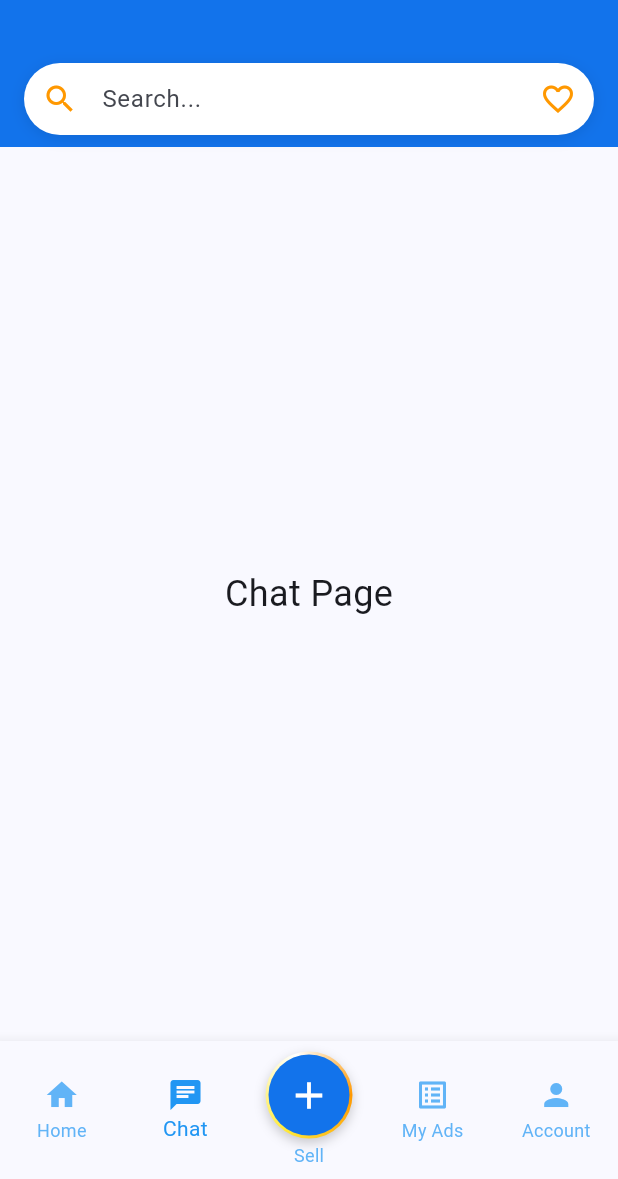
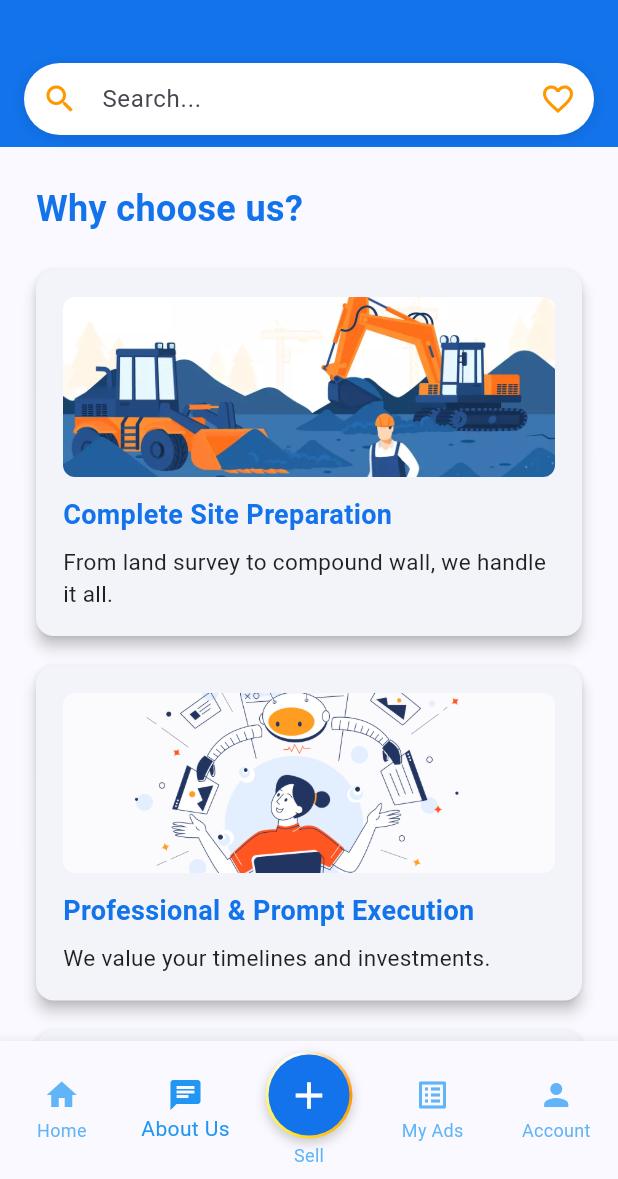
Before and after one commit to sarathy2803/Mobile_Application, a Flutter app: the DashboardPage screen opened directly, item 2 of the bottom bar chosen, on a phone screen of 412 x 824 dp, the part 57-1236 px from its top. Run offline on Flutter 3.47's test engine with Material 3 defaults, Android fonts, the phone set to English and light mode, and no system bars; our stand-ins replace carousel_slider, firebase_auth, google_sign_in, image_picker; accounts and stored records are empty.

Commit message:
23/07/2025 Changes

```diff
--- a/lib/main.dart
+++ b/lib/main.dart
@@ -2,9 +2,20 @@ import 'dart:io';
 import 'package:flutter/material.dart';
 import 'package:carousel_slider/carousel_slider.dart';
 import 'package:image_picker/image_picker.dart';
+import 'package:firebase_auth/firebase_auth.dart';
+import 'package:google_sign_in/google_sign_in.dart';
 
-void main() {
+void main() async {
+  WidgetsFlutterBinding.ensureInitialized();
+  await Firebase.initializeApp();
   runApp(const MyApp());
+}
+
+class Firebase {
+  static Future<void> initializeApp() async {
+    // Simulate Firebase initialization
+    await Future.delayed(const Duration(seconds: 1));
+  }
 }
 
 class MyApp extends StatelessWidget {
@@ -131,6 +142,38 @@ class _LoginPageState extends State<LoginPage> {
       context: context,
       builder: (context) => const RegistrationDialog(),
     );
+  }
+
+  Future<void> _signInWithGoogle() async {
+    final GoogleSignInAccount? googleUser = await GoogleSignIn().signIn();
+    if (googleUser == null) return; // User cancelled
+
+    final GoogleSignInAuthentication googleAuth =
+        await googleUser.authentication;
+    final credential = GoogleAuthProvider.credential(
+      accessToken: googleAuth.accessToken,
+      idToken: googleAuth.idToken,
+    );
+
+    try {
+      UserCredential userCredential = await FirebaseAuth.instance
+          .signInWithCredential(credential);
+      User? user = userCredential.user;
+      if (user != null) {
+        print('User UID: ${user.uid}');
+        print('User Name: ${user.displayName}');
+        print('User Email: ${user.email}');
+        print('User Photo: ${user.photoURL}');
+        // You can pass user info to DashboardPage or store it as needed
+        Navigator.of(context).pushReplacement(
+          MaterialPageRoute(builder: (context) => const DashboardPage()),
+        );
+      }
+    } catch (e) {
+      ScaffoldMessenger.of(
+        context,
+      ).showSnackBar(SnackBar(content: Text('Google sign-in failed: $e')));
+    }
   }
 
   @override
@@ -265,6 +308,25 @@ class _LoginPageState extends State<LoginPage> {
                   ),
                 ),
               ),
+              const SizedBox(height: 10),
+              // Google Sign-In Button
+              SizedBox(
+                width: double.infinity,
+                height: 50,
+                child: OutlinedButton.icon(
+                  icon: Image.asset('assets/images/google.png', height: 24),
+                  label: const Text('Sign In'),
+                  onPressed: _signInWithGoogle,
+                  style: OutlinedButton.styleFrom(
+                    foregroundColor: Colors.black,
+                    side: const BorderSide(color: Color(0xFF1273EB)),
+                    shape: RoundedRectangleBorder(
+                      borderRadius: BorderRadius.circular(10),
+                    ),
+                  ),
+                ),
+              ),
+              const SizedBox(height: 20),
             ],
           ),
         ),
@@ -286,7 +348,7 @@ class _DashboardPageState extends State<DashboardPage> {
 
   static const List<Widget> _pages = <Widget>[
     Center(child: HomePage()),
-    Center(child: Text('Chat Page', style: TextStyle(fontSize: 24))),
+    Center(child: AboutUsPage()), // <-- Replace Chat Page with AboutUsPage
     Center(child: Text('Sell Page', style: TextStyle(fontSize: 24))),
     MyAdsPage(),
     AccountPage(),
@@ -530,7 +592,7 @@ class _DashboardPageState extends State<DashboardPage> {
           ),
           BottomNavigationBarItem(
             icon: const Icon(Icons.chat),
-            label: 'Chat',
+            label: 'About Us',
             backgroundColor: const Color.fromARGB(255, 58, 18, 235),
           ),
           BottomNavigationBarItem(
@@ -616,7 +678,6 @@ class _AccountPageState extends State<AccountPage> {
       });
     }
   }
-
 
   @override
   Widget build(BuildContext context) {
@@ -721,6 +782,18 @@ class _AccountPageState extends State<AccountPage> {
             Navigator.push(
               context,
               MaterialPageRoute(builder: (context) => ChangePasswordPage()),
+            );
+          },
+        ),
+        _buildMenuOption(
+          context,
+          icon: Icons.logout,
+          title: 'Logout',
+          onTap: () async {
+            await FirebaseAuth.instance.signOut();
+            Navigator.of(context).pushAndRemoveUntil(
+              MaterialPageRoute(builder: (context) => const LoginPage()),
+              (route) => false,
             );
           },
         ),
@@ -1288,3 +1361,100 @@ class _RegistrationDialogState extends State<RegistrationDialog>
     );
   }
 }
+
+class AboutUsPage extends StatelessWidget {
+  const AboutUsPage({super.key});
+
+  final List<Map<String, String>> _aboutCards = const [
+    {
+      'title': 'Complete Site Preparation',
+      'desc': 'From land survey to compound wall, we handle it all.',
+      'imagePath': 'assets/images/site_prep.png',
+    },
+    {
+      'title': 'Professional & Prompt Execution',
+      'desc': 'We value your timelines and investments.',
+      'imagePath': 'assets/images/prof_prompt.png',
+    },
+    {
+      'title': 'Approval & Compliance Support',
+      'desc': 'We take care of paperwork and approvals for you.',
+      'imagePath': 'assets/images/approval_complaince.png',
+    },
+    {
+      'title': 'Expert Team & Quality Workmanship',
+      'desc':
+          'Our team ensures your land is ready for hassle-free construction.',
+      'imagePath': 'assets/images/expert_team.png',
+    },
+  ];
+
+  @override
+  Widget build(BuildContext context) {
+    return ListView(
+      padding: const EdgeInsets.all(24),
+      children: [
+        const Text(
+          'Why choose us?',
+          style: TextStyle(
+            fontSize: 24,
+            fontWeight: FontWeight.bold,
+            color: Color(0xFF1273EB),
+          ),
+        ),
+        const SizedBox(height: 24),
+        ..._aboutCards.map(
+          (card) => Card(
+            elevation: 4,
+            margin: const EdgeInsets.only(bottom: 20),
+            shape: RoundedRectangleBorder(
+              borderRadius: BorderRadius.circular(12),
+            ),
+            child: Padding(
+              padding: const EdgeInsets.all(18.0),
+              child: Column(
+                crossAxisAlignment: CrossAxisAlignment.start,
+                children: [
+                  ClipRRect(
+                    borderRadius: BorderRadius.circular(8),
+                    child: Image.asset(
+                      card['imagePath']!,
+                      height: 120,
+                      width: double.infinity,
+                      fit: BoxFit.cover,
+                      errorBuilder: (context, error, stackTrace) => Container(
+                        height: 120,
+                        color: Colors.grey[200],
+                        child: const Center(
+                          child: Icon(
+                            Icons.broken_image,
+                            size: 40,
+                            color: Colors.grey,
+                          ),
+                        ),
+                      ),
+                    ),
+                  ),
+                  const SizedBox(height: 12),
+                  Text(
+                    card['title']!,
+                    style: const TextStyle(
+                      fontSize: 18,
+                      fontWeight: FontWeight.bold,
+                      color: Color(0xFF1273EB),
+                    ),
+                  ),
+                  const SizedBox(height: 8),
+                  Text(
+                    card['desc']!,
+                    style: const TextStyle(fontSize: 15, color: Colors.black87),
+                  ),
+                ],
+              ),
+            ),
+          ),
+        ),
+      ],
+    );
+  }
+}
```
Also changed, not shown: pubspec.yaml (+11 -9 lines), assets/Logo.webp (deleted), assets/images/Kalsun Groups Logo.png (renamed from assets/Kalsun Groups Logo.png), assets/images/Logo.png (renamed from assets/Logo.png), assets/images/approval_complaince.png (added), assets/images/expert_team.jpeg (added), assets/images/expert_team.png (added), assets/images/google.png (added), assets/images/prof_prompt.png (added), assets/images/site_prep.png (added), lib/dashboardPage.dart (deleted), pubspec.lock.
